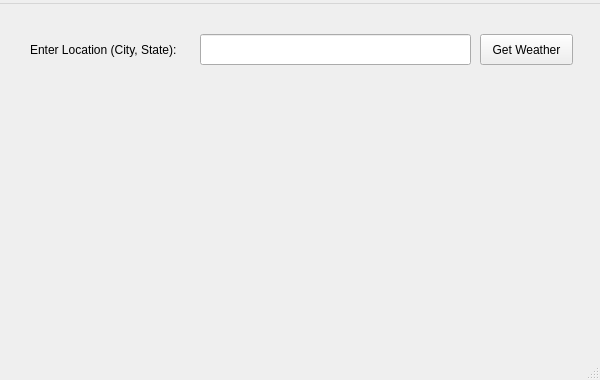
This is pyqt_weather_app.ui in PortRoyale/WeatherApp as Qt 5 draws it before an edit. The edited form follows.
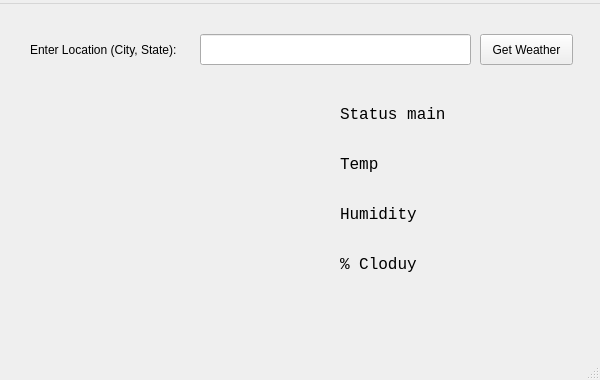
This is the edited form.

```diff
--- a/pyqt_weather_app.ui
+++ b/pyqt_weather_app.ui
@@ -56,6 +56,82 @@
      </rect>
     </property>
    </widget>
+   <widget class="QLabel" name="lbl1">
+    <property name="geometry">
+     <rect>
+      <x>340</x>
+      <y>100</y>
+      <width>211</width>
+      <height>21</height>
+     </rect>
+    </property>
+    <property name="font">
+     <font>
+      <family>Consolas</family>
+      <pointsize>12</pointsize>
+     </font>
+    </property>
+    <property name="text">
+     <string>Status main</string>
+    </property>
+   </widget>
+   <widget class="QLabel" name="lbl2">
+    <property name="geometry">
+     <rect>
+      <x>340</x>
+      <y>150</y>
+      <width>201</width>
+      <height>21</height>
+     </rect>
+    </property>
+    <property name="font">
+     <font>
+      <family>Consolas</family>
+      <pointsize>12</pointsize>
+     </font>
+    </property>
+    <property name="text">
+     <string>Temp</string>
+    </property>
+   </widget>
+   <widget class="QLabel" name="lbl3">
+    <property name="geometry">
+     <rect>
+      <x>340</x>
+      <y>200</y>
+      <width>201</width>
+      <height>21</height>
+     </rect>
+    </property>
+    <property name="font">
+     <font>
+      <family>Consolas</family>
+      <pointsize>12</pointsize>
+     </font>
+    </property>
+    <property name="text">
+     <string>Humidity</string>
+    </property>
+   </widget>
+   <widget class="QLabel" name="lbl4">
+    <property name="geometry">
+     <rect>
+      <x>340</x>
+      <y>250</y>
+      <width>211</width>
+      <height>21</height>
+     </rect>
+    </property>
+    <property name="font">
+     <font>
+      <family>Consolas</family>
+      <pointsize>12</pointsize>
+     </font>
+    </property>
+    <property name="text">
+     <string>% Cloduy</string>
+    </property>
+   </widget>
   </widget>
   <widget class="QMenuBar" name="menubar">
    <property name="geometry">
```
